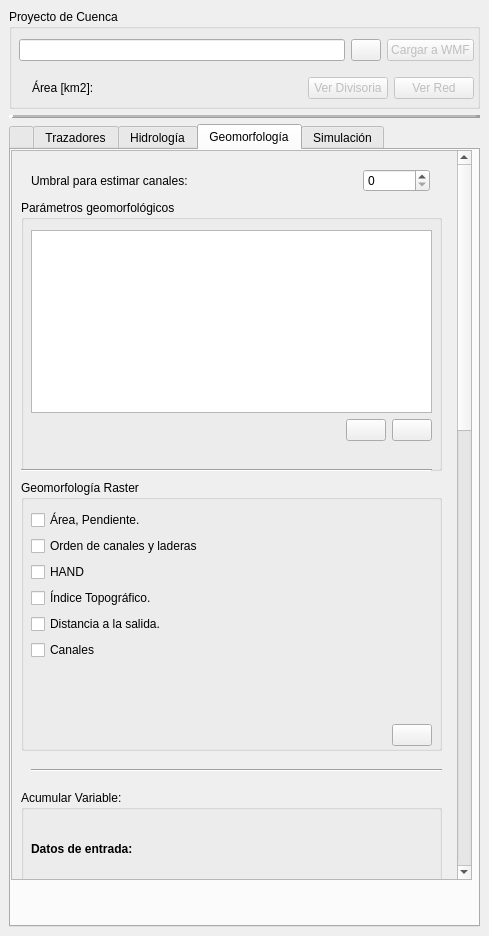
First picture: the form in qgisplugin/HydroSEDPlugin_dockwidget_base.ui, repository nicolas998/WMF, before the edit.
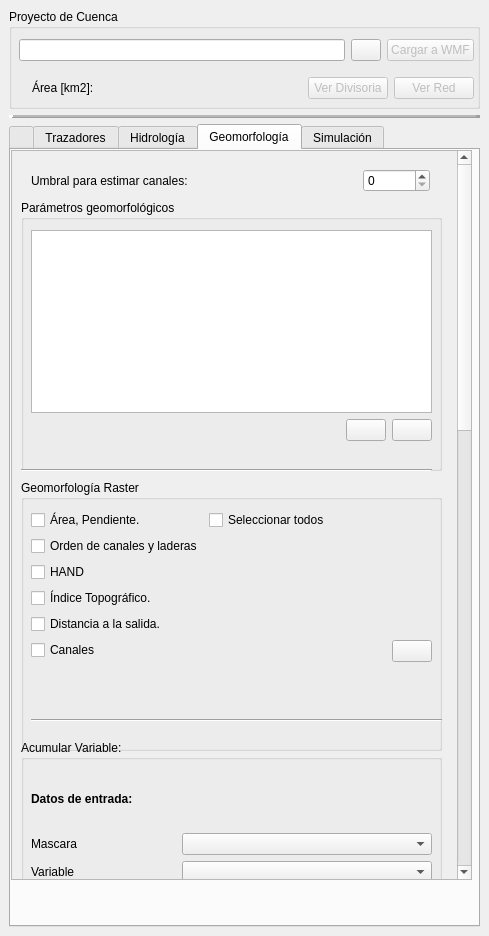
Second picture: the form after the edit. Icons and pictures are not drawn. Custom widgets are drawn as their Qt base class.

Commit message: corrige errores de cambios en wmf para permitir usar HAND e IT, incluye boton para seleccionar todos los param geomorfo de raster

Diff of the .ui file:
```diff
--- a/qgisplugin/HydroSEDPlugin_dockwidget_base.ui
+++ b/qgisplugin/HydroSEDPlugin_dockwidget_base.ui
@@ -3068,7 +3068,7 @@
            <property name="geometry">
             <rect>
              <x>0</x>
-             <y>0</y>
+             <y>-308</y>
              <width>443</width>
              <height>1918</height>
             </rect>
@@ -3124,7 +3124,7 @@
                   <x>10</x>
                   <y>30</y>
                   <width>401</width>
-                  <height>236</height>
+                  <height>181</height>
                  </rect>
                 </property>
                 <layout class="QVBoxLayout" name="verticalLayout_14">
@@ -3146,6 +3146,19 @@
                      </property>
                     </widget>
                    </item>
+                   <item row="0" column="1">
+                    <widget class="QCheckBox" name="checkBoxTodos">
+                     <property name="toolTip">
+                      <string>calcula todos los parámetros geomorfológicos distribuidos.</string>
+                     </property>
+                     <property name="whatsThis">
+                      <string>calcula todos los parámetros geomorfológicos distribuidos.</string>
+                     </property>
+                     <property name="text">
+                      <string>Seleccionar todos</string>
+                     </property>
+                    </widget>
+                   </item>
                    <item row="1" column="0">
                     <widget class="QCheckBox" name="checkBoxOrder">
                      <property name="toolTip">
@@ -3211,10 +3224,8 @@
                      </property>
                     </widget>
                    </item>
-                  </layout>
-                 </item>
-                 <item>
-                  <layout class="QHBoxLayout" name="horizontalLayout_20">
+                   <item row="5" column="1">
+                    <layout class="QHBoxLayout" name="horizontalLayout_8">
                    <item>
                     <spacer name="horizontalSpacer_8">
                      <property name="orientation">
@@ -3248,6 +3259,8 @@
                   </layout>
                  </item>
                 </layout>
+                 </item>
+                </layout>
                </widget>
                <zorder>GrupoGeoParametros</zorder>
                <zorder>verticalLayoutWidget_4</zorder>
@@ -3256,7 +3269,7 @@
                <property name="geometry">
                 <rect>
                  <x>0</x>
-                 <y>630</y>
+                 <y>580</y>
                  <width>421</width>
                  <height>181</height>
                 </rect>
@@ -3541,7 +3554,7 @@
                <property name="geometry">
                 <rect>
                  <x>10</x>
-                 <y>600</y>
+                 <y>550</y>
                  <width>411</width>
                  <height>21</height>
                 </rect>
```
Left out of the diff: 1 changed line with no effect on the pictures. Lines whose indentation alone changed are shown as unchanged. The commit also changes 1 other file.
